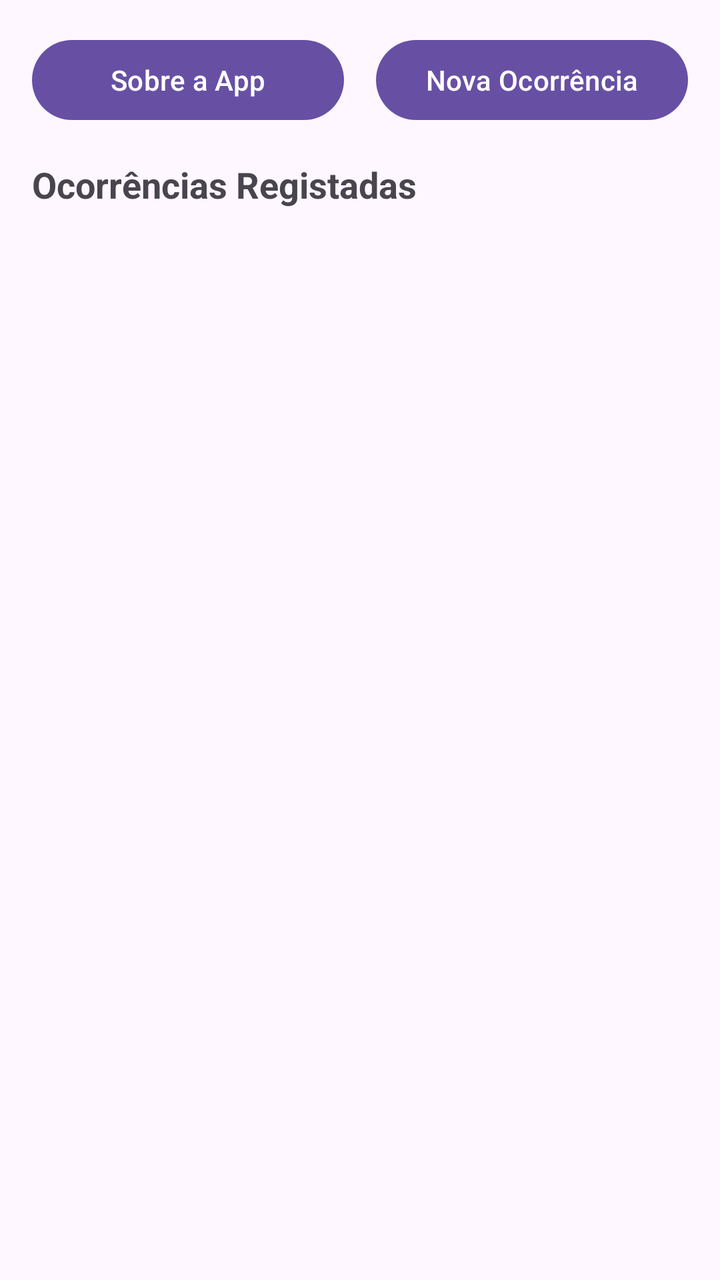
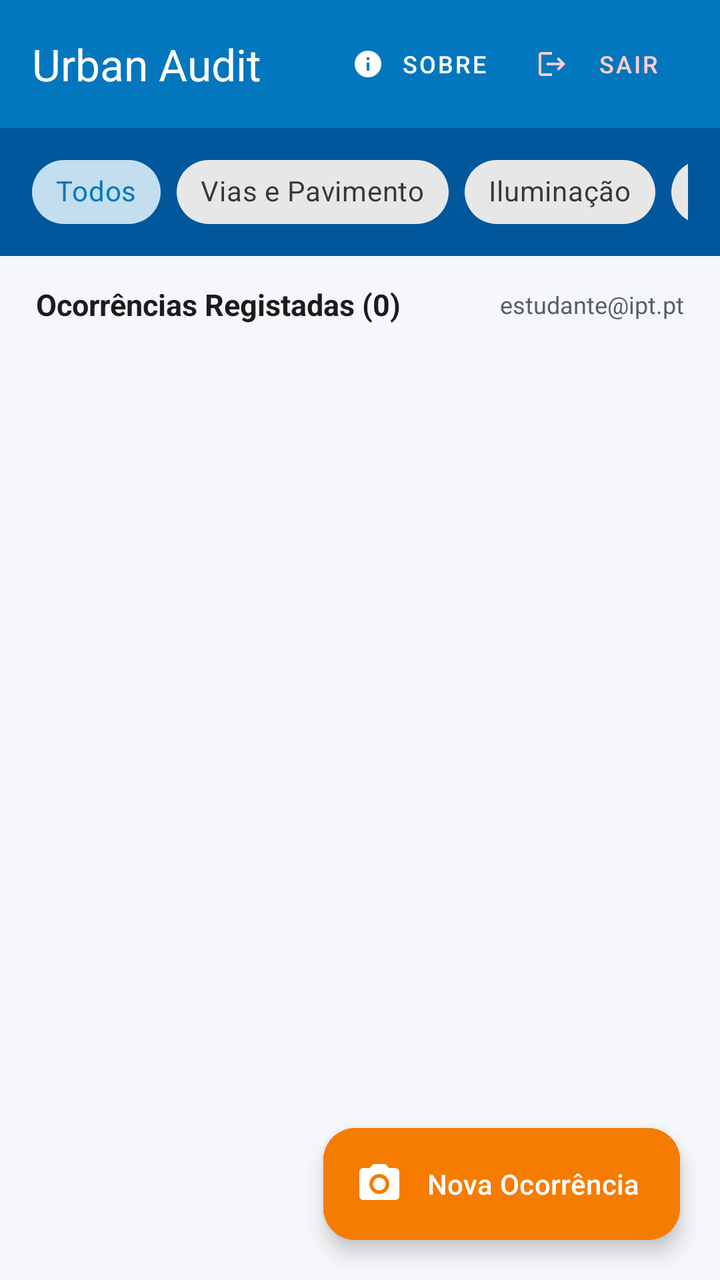

Before-and-after screenshots of an Android layout around one commit, followed by the original layout XML and the change that was made.
<!-- AndroidManifest.xml: application theme Theme.UrbanAudit -->
<!-- res/layout/activity_main.xml -->
<?xml version="1.0" encoding="utf-8"?>
<LinearLayout xmlns:android="http://schemas.android.com/apk/res/android"
    android:layout_width="match_parent"
    android:layout_height="match_parent"
    android:orientation="vertical"
    android:padding="16dp">

    <LinearLayout
        android:layout_width="match_parent"
        android:layout_height="wrap_content"
        android:orientation="horizontal"
        android:layout_marginBottom="16dp">

        <Button
            android:id="@+id/btnSobre"
            android:layout_width="0dp"
            android:layout_height="wrap_content"
            android:layout_weight="1"
            android:text="Sobre a App"
            android:layout_marginEnd="8dp" />

        <Button
            android:id="@+id/btnNovaOcorrencia"
            android:layout_width="0dp"
            android:layout_height="wrap_content"
            android:layout_weight="1"
            android:text="Nova Ocorrência"
            android:layout_marginStart="8dp" />
    </LinearLayout>

    <TextView
        android:layout_width="match_parent"
        android:layout_height="wrap_content"
        android:text="Ocorrências Registadas"
        android:textSize="18sp"
        android:textStyle="bold"
        android:layout_marginBottom="8dp" />

    <androidx.recyclerview.widget.RecyclerView
        android:id="@+id/rvOcorrencias"
        android:layout_width="match_parent"
        android:layout_height="match_parent" />

</LinearLayout>
<!-- resources referenced by this layout -->
<resources>
  <style name="Base.Theme.UrbanAudit" parent="Theme.Material3.DayNight.NoActionBar">
          
          
      </style>
  <!-- unchanged entries left out for length: 1 -->
</resources>

<!-- the commit's change to res/layout/activity_main.xml (unified diff, before → after) -->
@@ -1,44 +1,224 @@
 <?xml version="1.0" encoding="utf-8"?>
-<LinearLayout xmlns:android="http://schemas.android.com/apk/res/android"
+<androidx.coordinatorlayout.widget.CoordinatorLayout xmlns:android="http://schemas.android.com/apk/res/android"
+    xmlns:app="http://schemas.android.com/apk/res-auto"
     android:layout_width="match_parent"
     android:layout_height="match_parent"
-    android:orientation="vertical"
-    android:padding="16dp">
+    android:background="@color/background_light">
+
+    <com.google.android.material.appbar.AppBarLayout
+        android:layout_width="match_parent"
+        android:layout_height="wrap_content"
+        android:fitsSystemWindows="true"
+        android:background="@color/primary">
+
+        <com.google.android.material.appbar.MaterialToolbar
+            android:id="@+id/topAppBar"
+            android:layout_width="match_parent"
+            android:layout_height="?attr/actionBarSize"
+            app:title="@string/app_name"
+            app:titleTextColor="@color/white"
+            app:subtitleTextColor="#E0F2FE">
+
+            <LinearLayout
+                android:layout_width="wrap_content"
+                android:layout_height="match_parent"
+                android:layout_gravity="end"
+                android:gravity="center_vertical"
+                android:orientation="horizontal"
+                android:paddingEnd="12dp">
+
+                
+                <com.google.android.material.button.MaterialButton
+                    android:id="@+id/btnSobre"
+                    android:layout_width="wrap_content"
+                    android:layout_height="38dp"
+                    android:text="@string/btn_sobre"
+                    android:textSize="12sp"
+                    android:textColor="@color/white"
+                    app:icon="@drawable/ic_info"
+                    app:iconTint="@color/white"
+                    app:iconSize="16dp"
+                    style="@style/Widget.MaterialComponents.Button.TextButton"
+                    android:layout_marginEnd="4dp" />
+
+                
+                <com.google.android.material.button.MaterialButton
+                    android:id="@+id/btnSair"
+                    android:layout_width="wrap_content"
+                    android:layout_height="38dp"
+                    android:text="@string/btn_terminar_sessao"
+                    android:textSize="12sp"
+                    android:textColor="#FFCDD2"
+                    app:icon="@drawable/ic_logout"
+                    app:iconTint="#FFCDD2"
+                    app:iconSize="16dp"
+                    style="@style/Widget.MaterialComponents.Button.TextButton" />
+            </LinearLayout>
+
+        </com.google.android.material.appbar.MaterialToolbar>
+
+        
+        <HorizontalScrollView
+            android:layout_width="match_parent"
+            android:layout_height="wrap_content"
+            android:scrollbars="none"
+            android:background="#01579B"
+            android:paddingHorizontal="16dp"
+            android:paddingVertical="8dp">
+
+            <com.google.android.material.chip.ChipGroup
+                android:id="@+id/chipGroupFiltros"
+                android:layout_width="wrap_content"
+                android:layout_height="wrap_content"
+                app:singleSelection="true"
+                app:selectionRequired="true">
+
+                <com.google.android.material.chip.Chip
+                    android:id="@+id/chipTodos"
+                    android:layout_width="wrap_content"
+                    android:layout_height="wrap_content"
+                    android:text="@string/filtro_todos"
+                    android:checked="true"
+                    style="@style/Widget.MaterialComponents.Chip.Choice" />
+
+                <com.google.android.material.chip.Chip
+                    android:id="@+id/chipVias"
+                    android:layout_width="wrap_content"
+                    android:layout_height="wrap_content"
+                    android:text="@string/filtro_vias"
+                    style="@style/Widget.MaterialComponents.Chip.Choice" />
+
+                <com.google.android.material.chip.Chip
+                    android:id="@+id/chipIluminacao"
+                    android:layout_width="wrap_content"
+                    android:layout_height="wrap_content"
+                    android:text="@string/filtro_iluminacao"
+                    style="@style/Widget.MaterialComponents.Chip.Choice" />
+
+                <com.google.android.material.chip.Chip
+                    android:id="@+id/chipResiduos"
+                    android:layout_width="wrap_content"
+                    android:layout_height="wrap_content"
+                    android:text="@string/filtro_residuos"
+                    style="@style/Widget.MaterialComponents.Chip.Choice" />
+
+                <com.google.android.material.chip.Chip
+                    android:id="@+id/chipEspacosVerdes"
+                    android:layout_width="wrap_content"
+                    android:layout_height="wrap_content"
+                    android:text="@string/filtro_espacos_verdes"
+                    style="@style/Widget.MaterialComponents.Chip.Choice" />
+
+                <com.google.android.material.chip.Chip
+                    android:id="@+id/chipOutro"
+                    android:layout_width="wrap_content"
+                    android:layout_height="wrap_content"
+                    android:text="@string/filtro_outro"
+                    style="@style/Widget.MaterialComponents.Chip.Choice" />
+
+            </com.google.android.material.chip.ChipGroup>
+        </HorizontalScrollView>
+
+    </com.google.android.material.appbar.AppBarLayout>
 
     <LinearLayout
         android:layout_width="match_parent"
+        android:layout_height="match_parent"
+        android:orientation="vertical"
+        app:layout_behavior="@string/appbar_scrolling_view_behavior">
+
+        
+        <LinearLayout
+            android:layout_width="match_parent"
+            android:layout_height="wrap_content"
+            android:orientation="horizontal"
+            android:paddingHorizontal="18dp"
+            android:paddingTop="14dp"
+            android:paddingBottom="6dp"
+            android:gravity="center_vertical">
+
+            <TextView
+                android:id="@+id/tvTotalRegistos"
+                android:layout_width="wrap_content"
+                android:layout_height="wrap_content"
+                android:text="Ocorrências Registadas (0)"
+                android:textSize="15sp"
+                android:textStyle="bold"
+                android:textColor="@color/text_primary" />
+
+            <View
+                android:layout_width="0dp"
+                android:layout_height="1dp"
+                android:layout_weight="1" />
+
+            <TextView
+                android:id="@+id/tvIdentificacaoUtilizador"
+                android:layout_width="wrap_content"
+                android:layout_height="wrap_content"
+                android:text="estudante@ipt.pt"
+                android:textSize="12sp"
+                android:textColor="@color/text_secondary" />
+        </LinearLayout>
+
+        
+        <androidx.recyclerview.widget.RecyclerView
+            android:id="@+id/rvOcorrencias"
+            android:layout_width="match_parent"
+            android:layout_height="0dp"
+            android:layout_weight="1"
+            android:clipToPadding="false"
+            android:paddingBottom="80dp" />
+
+        
+        <LinearLayout
+            android:id="@+id/layoutEstadoVazio"
+            android:layout_width="match_parent"
+            android:layout_height="0dp"
+            android:layout_weight="1"
+            android:orientation="vertical"
+            android:gravity="center"
+            android:padding="32dp"
+            android:visibility="gone">
+
+            <ImageView
+                android:layout_width="80dp"
+                android:layout_height="80dp"
+                android:src="@drawable/ic_empty_box"
+                app:tint="@color/text_hint"
+                android:contentDescription="Sem Ocorrências"
+                android:layout_marginBottom="16dp" />
+
+            <TextView
+                android:layout_width="wrap_content"
+                android:layout_height="wrap_content"
+                android:text="@string/sem_ocorrencias_titulo"
+                android:textSize="18sp"
+                android:textStyle="bold"
+                android:textColor="@color/text_primary" />
+
+            <TextView
+                android:layout_width="wrap_content"
+                android:layout_height="wrap_content"
+                android:text="@string/sem_ocorrencias_desc"
+                android:textSize="13sp"
+                android:textColor="@color/text_secondary"
+                android:gravity="center"
+                android:layout_marginTop="6dp" />
+        </LinearLayout>
+
+    </LinearLayout>
+
+    
+    <com.google.android.material.floatingactionbutton.ExtendedFloatingActionButton
+        android:id="@+id/fabNovaOcorrencia"
+        android:layout_width="wrap_content"
         android:layout_height="wrap_content"
-        android:orientation="horizontal"
-        android:layout_marginBottom="16dp">
-
-        <Button
-            android:id="@+id/btnSobre"
-            android:layout_width="0dp"
-            android:layout_height="wrap_content"
-            android:layout_weight="1"
-            android:text="Sobre a App"
-            android:layout_marginEnd="8dp" />
-
-        <Button
-            android:id="@+id/btnNovaOcorrencia"
-            android:layout_width="0dp"
-            android:layout_height="wrap_content"
-            android:layout_weight="1"
-            android:text="Nova Ocorrência"
-            android:layout_marginStart="8dp" />
-    </LinearLayout>
-
-    <TextView
-        android:layout_width="match_parent"
-        android:layout_height="wrap_content"
-        android:text="Ocorrências Registadas"
-        android:textSize="18sp"
-        android:textStyle="bold"
-        android:layout_marginBottom="8dp" />
-
-    <androidx.recyclerview.widget.RecyclerView
-        android:id="@+id/rvOcorrencias"
-        android:layout_width="match_parent"
-        android:layout_height="match_parent" />
-
-</LinearLayout>
+        android:layout_gravity="bottom|end"
+        android:layout_margin="20dp"
+        android:text="@string/nova_ocorrencia"
+        android:textColor="@color/white"
+        app:icon="@drawable/ic_camera"
+        app:iconTint="@color/white"
+        android:backgroundTint="@color/accent_orange" />
+
+</androidx.coordinatorlayout.widget.CoordinatorLayout>
<!-- resource entries referenced after the edit -->
@@ -1,9 +1,85 @@
 <!-- resources referenced by this layout -->
 <resources>
+  <color name="accent_orange">#F57C00</color>
+  <color name="background_light">#F5F7FA</color>
+  <color name="primary">#0277BD</color>
+  <color name="text_hint">#8D949B</color>
+  <color name="text_primary">#1A1C1E</color>
+  <color name="text_secondary">#5A6065</color>
+  <color name="white">#FFFFFFFF</color>
+  <!-- drawable ic_camera (drawable) -->
+  <vector xmlns:android="http://schemas.android.com/apk/res/android"
+      android:width="24dp"
+      android:height="24dp"
+      android:viewportWidth="24"
+      android:viewportHeight="24">
+      <path
+          android:fillColor="#FFFFFFFF"
+          android:pathData="M12,12m-3.2,0a3.2,3.2 0,1 1,6.4 0a3.2,3.2 0,1 1,-6.4 0" />
+      <path
+          android:fillColor="#FFFFFFFF"
+          android:pathData="M9,2L7.17,4H4c-1.1,0 -2,0.9 -2,2v12c0,1.1 0.9,2 2,2h16c1.1,0 2,-0.9 2,-2V6c0,-1.1 -0.9,-2 -2,-2h-3.17L15,2H9zm3,15c-2.76,0 -5,-2.24 -5,-5s2.24,-5 5,-5 5,2.24 5,5 -2.24,5 -5,5z" />
+  </vector>
+  <!-- drawable ic_empty_box (drawable) -->
+  <vector xmlns:android="http://schemas.android.com/apk/res/android"
+      android:width="64dp"
+      android:height="64dp"
+      android:viewportWidth="24"
+      android:viewportHeight="24">
+      <path
+          android:fillColor="#FF8D949B"
+          android:pathData="M19,3H5c-1.1,0 -2,0.9 -2,2v14c0,1.1 0.9,2 2,2h14c1.1,0 2,-0.9 2,-2V5c0,-1.1 -0.9,-2 -2,-2zm0,16H5V5h14v14zm-4,-7H9c-0.55,0 -1,-0.45 -1,-1s0.45,-1 1,-1h6c0.55,0 1,0.45 1,1s-0.45,1 -1,1z" />
+  </vector>
+  <!-- drawable ic_info (drawable) -->
+  <vector xmlns:android="http://schemas.android.com/apk/res/android"
+      android:width="24dp"
+      android:height="24dp"
+      android:viewportWidth="24"
+      android:viewportHeight="24">
+      <path
+          android:fillColor="#FFFFFFFF"
+          android:pathData="M12,2C6.48,2 2,6.48 2,12s4.48,10 10,10 10,-4.48 10,-10S17.52,2 12,2zm1,15h-2v-6h2v6zm0,-8h-2V7h2v2z" />
+  </vector>
+  <!-- drawable ic_logout (drawable) -->
+  <vector xmlns:android="http://schemas.android.com/apk/res/android"
+      android:width="24dp"
+      android:height="24dp"
+      android:viewportWidth="24"
+      android:viewportHeight="24">
+      <path
+          android:fillColor="#FFFFFFFF"
+          android:pathData="M17,7l-1.41,1.41L18.17,11H8v2h10.17l-2.58,2.58L17,17l5,-5zM4,5h8V3H4c-1.1,0 -2,0.9 -2,2v14c0,1.1 0.9,2 2,2h8v-2H4V5z" />
+  </vector>
+  <string name="app_name">Urban Audit</string>
+  <string name="btn_sobre">Sobre</string>
+  <string name="btn_terminar_sessao">Sair</string>
+  <string name="filtro_espacos_verdes">Espaços Verdes</string>
+  <string name="filtro_iluminacao">Iluminação</string>
+  <string name="filtro_outro">Outros</string>
+  <string name="filtro_residuos">Limpeza e Resíduos</string>
+  <string name="filtro_todos">Todos</string>
+  <string name="filtro_vias">Vias e Pavimento</string>
+  <string name="nova_ocorrencia">Nova Ocorrência</string>
+  <string name="sem_ocorrencias_desc">Toque no botão abaixo para tirar uma fotografia e reportar a primeira ocorrência.</string>
+  <string name="sem_ocorrencias_titulo">Nenhuma ocorrência registada</string>
   <style name="Base.Theme.UrbanAudit" parent="Theme.Material3.DayNight.NoActionBar">
-          
-          
+          <item name="colorPrimary">@color/primary</item>
+          <item name="colorOnPrimary">@color/on_primary</item>
+          <item name="colorPrimaryContainer">#E1F5FE</item>
+          <item name="colorOnPrimaryContainer">#01579B</item>
+          <item name="colorSecondary">@color/secondary</item>
+          <item name="colorOnSecondary">@color/on_secondary</item>
+          <item name="android:colorBackground">@color/background_light</item>
+          <item name="colorSurface">@color/surface_card</item>
+          <item name="colorError">@color/red_error</item>
+          <item name="android:statusBarColor">@color/primary</item>
+          <item name="android:windowLightStatusBar">false</item>
       </style>
+  <color name="on_primary">#FFFFFF</color>
+  <color name="secondary">#00897B</color>
+  <color name="on_secondary">#FFFFFF</color>
+  <color name="surface_card">#FFFFFF</color>
+  <color name="red_error">#BA1A1A</color>
   <!-- unchanged entries left out for length: 1 -->
 </resources>
 
